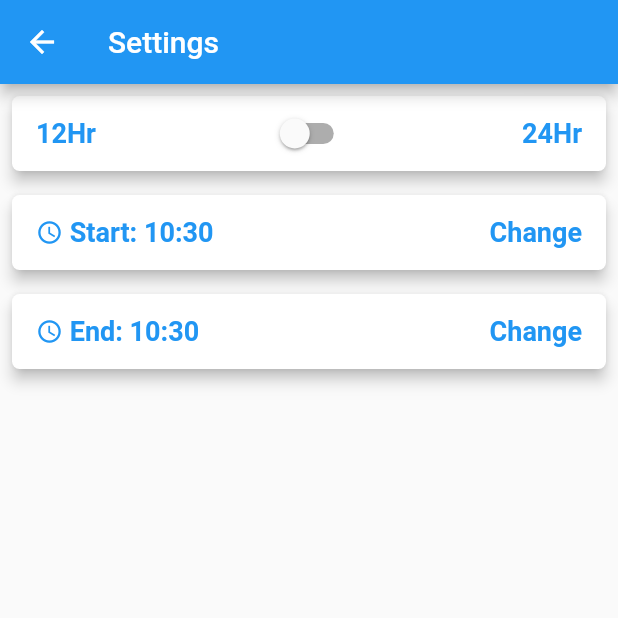
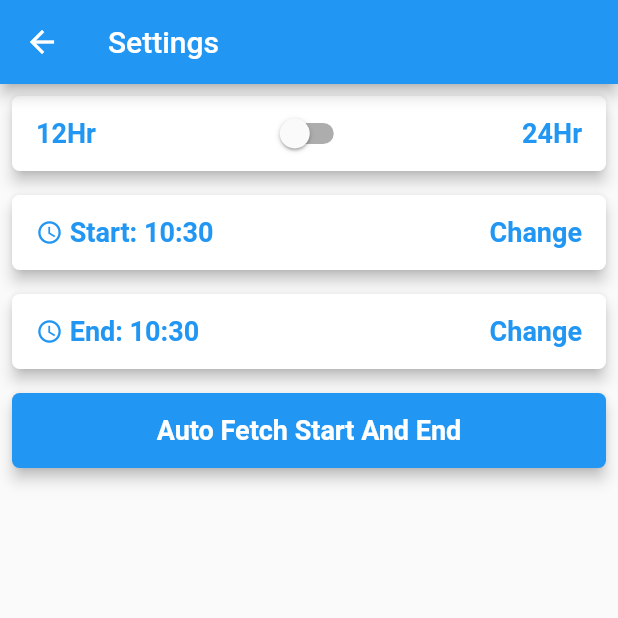
Before and after one commit to whiz25/world_clock_app, a Flutter app: the Settings screen opened directly, on a phone screen of 412 x 824 dp, the top half of it. Run offline on Flutter 3.47's test engine with Material 2 defaults, Android fonts, the phone set to English and light mode, and no system bars; our stand-ins replace async_redux, flutter_datetime_picker.

Commit message:
Add a button to auto fetch start and end values

```diff
--- /dev/null
+++ b/lib/async_redux/connector/auto_fetch_start_end.dart
@@ -0,0 +1,40 @@
+import 'package:async_redux/async_redux.dart';
+import 'package:flutter/material.dart';
+import 'package:flutter/widgets.dart';
+import 'package:world_clock_app/async_redux/store/app_state.dart';
+import 'package:world_clock_app/async_redux/view%20model/time_model.dart';
+
+class AutoFetchStartAndEnd extends StatelessWidget {
+  @override
+  Widget build(BuildContext context) {
+    return StoreConnector<AppState, TimeModel>(
+        model: TimeModel(),
+        builder: (BuildContext context, TimeModel vm) =>
+            _fetchStartAndEndValues());
+  }
+
+  Widget _fetchStartAndEndValues() {
+    return Padding(
+      padding: const EdgeInsets.all(8.0),
+      child: RaisedButton(
+        shape: RoundedRectangleBorder(borderRadius: BorderRadius.circular(5.0)),
+        elevation: 4.0,
+        onPressed: () {},
+        child: Container(
+          alignment: Alignment.center,
+          height: 50.0,
+          child: Container(
+            child: Text(
+              'Auto Fetch Start And End',
+              style: TextStyle(
+                  color: Colors.white,
+                  fontWeight: FontWeight.bold,
+                  fontSize: 18.0),
+            ),
+          ),
+        ),
+        color: Colors.blue,
+      ),
+    );
+  }
+}
--- a/lib/ui/settings_page.dart
+++ b/lib/ui/settings_page.dart
@@ -1,5 +1,6 @@
 import 'package:flutter/material.dart';
 import 'package:flutter/widgets.dart';
+import 'package:world_clock_app/async_redux/connector/auto_fetch_start_end.dart';
 import 'package:world_clock_app/async_redux/connector/end_of_day_connector.dart';
 import 'package:world_clock_app/async_redux/connector/start_of_day_connector.dart';
 import 'package:world_clock_app/async_redux/connector/toggle_time_connector.dart';
@@ -25,6 +26,7 @@ class _SettingsState extends State<Settings> {
             ToggleTimeConnector(),
             StartDayConnector(),
             EndDayConnector(),
+            AutoFetchStartAndEnd()
           ],
         ),
       ),
```
